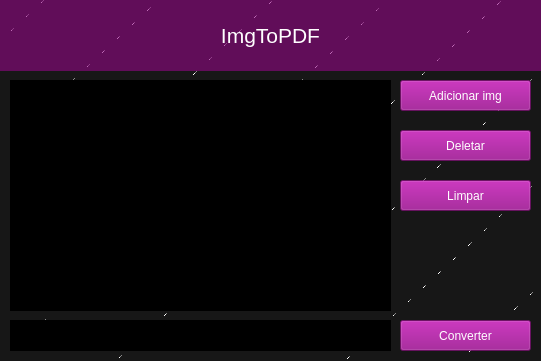
Qt form designs/designConverter.ui (mga98/pdfManager) before a commit.
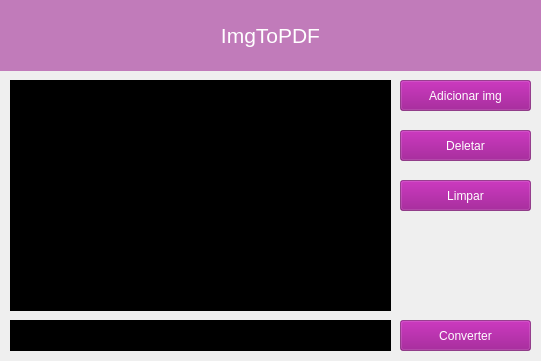
The same form after that commit. Icons and pictures are not drawn.

Diff of the .ui file:
```diff
--- a/designs/designConverter.ui
+++ b/designs/designConverter.ui
@@ -14,7 +14,7 @@
    <string>ImgToPDF</string>
   </property>
   <property name="styleSheet">
-   <string notr="true">background-color: qlineargradient(spread:repeat, x1:0.456, y1:0.365, x2:0.596, y2:0.465, stop:0.998342 rgba(23, 23, 23, 255), stop:1 rgba(255, 255, 255, 255));</string>
+   <string notr="true">background-image: url(:/bgconverter/images/texturaBg.jpg);</string>
   </property>
   <widget class="QPushButton" name="btnArquivo">
    <property name="geometry">
@@ -63,7 +63,8 @@
     </font>
    </property>
    <property name="styleSheet">
-    <string notr="true">background-color: rgba(147, 6, 133, 0.6);</string>
+    <string notr="true">background: transparent;
+background-color: rgba(147, 6, 133, 0.5);</string>
    </property>
    <property name="text">
     <string>&lt;html&gt;&lt;head/&gt;&lt;body&gt;&lt;p&gt;&lt;span style=&quot; font-size:16pt; color:#ffffff;&quot;&gt;ImgToPDF&lt;/span&gt;&lt;/p&gt;&lt;/body&gt;&lt;/html&gt;</string>
@@ -115,6 +116,7 @@
    <property name="font">
     <font>
      <pointsize>9</pointsize>
+     <stylestrategy>PreferAntialias</stylestrategy>
     </font>
    </property>
    <property name="cursor">
```
Left out of the diff: 10 changed lines with no effect on the pictures.
